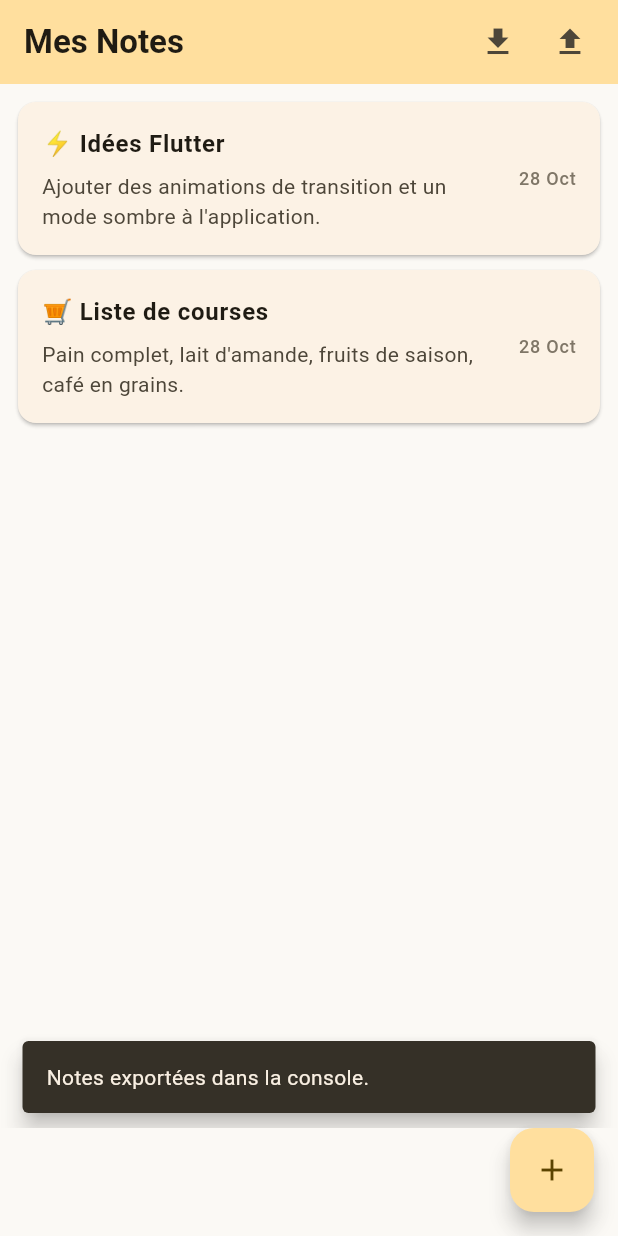
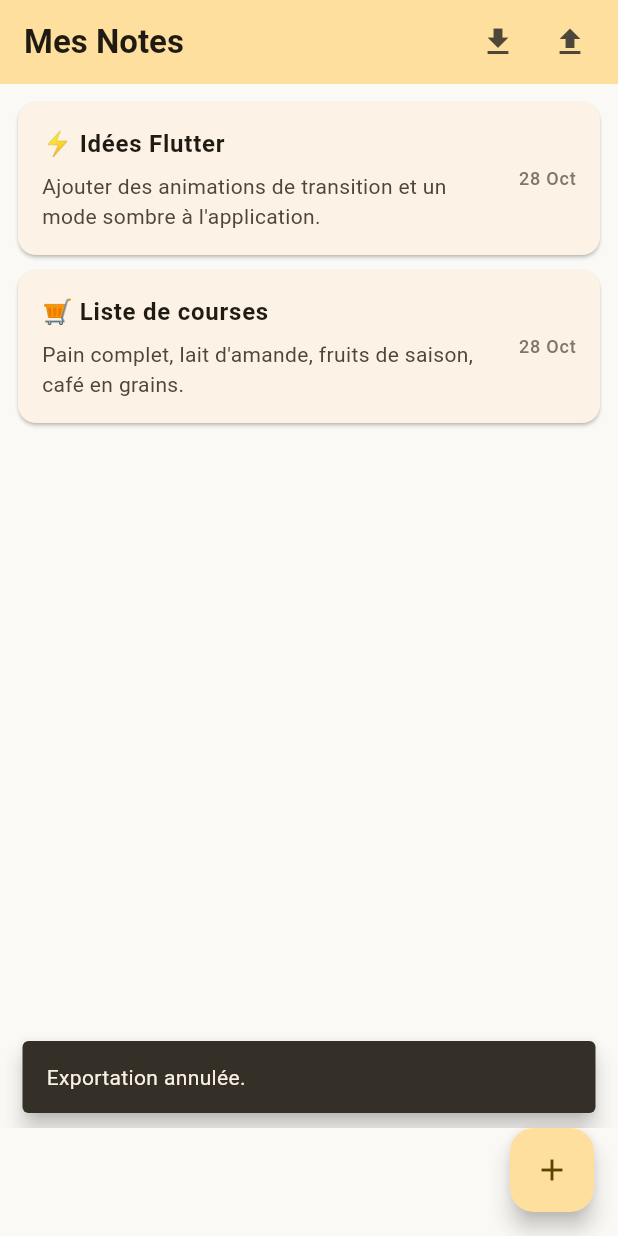
Before and after one commit to DylanMerlateau/projetApplicationMobileBlocNote, a Flutter app: the screen it shows after launch, after a tap on the "file upload" icon, on a phone screen of 412 x 824 dp. Run offline on Flutter 3.47's test engine with Material 3 defaults, Android fonts, the light colour scheme and no system bars; our stand-ins replace file_picker; missing offline and left inert: universal_html.

Commit message:
Ajout fonctionnalité d'exportation en .txt

```diff
--- a/lib/main.dart
+++ b/lib/main.dart
@@ -1,6 +1,3 @@
-import 'dart:io'; // Indispensable pour manipuler les fichiers sur Android/PC
-import 'dart:convert';
-import 'package:file_picker/file_picker.dart';
 import 'dart:convert';
 import 'package:flutter/foundation.dart';
 import 'package:flutter/material.dart';
@@ -54,7 +51,7 @@ class _NotesListScreenState extends State<NotesListScreen> {
 
   static const String _noteSeparator = "\n==================== NOTE ====================\n";
 
-  void _exportNotesAsTxt() {
+  Future<void> _exportNotesAsTxt() async {
     if (_notes.isEmpty) {
       _showSnackBar("Aucune note à exporter.");
       return;
@@ -71,24 +68,39 @@ class _NotesListScreenState extends State<NotesListScreen> {
     }
 
     String txtString = txtBuffer.toString();
+    List<int> bytes = utf8.encode(txtString);
 
     if (kIsWeb) {
-      final bytes = utf8.encode(txtString);
       final blob = html.Blob([bytes], 'text/plain');
       final url = html.Url.createObjectUrlFromBlob(blob);
       final anchor = html.AnchorElement(href: url)
         ..setAttribute("download", "mes_notes.txt")
         ..click();
       html.Url.revokeObjectUrl(url);
+      _showSnackBar("Notes téléchargées !");
     } else {
-      debugPrint("Contenu du fichier TXT :\n\$txtString");
-      _showSnackBar("Notes exportées dans la console.");
+      try {
+        String? outputFile = await FilePicker.saveFile(
+          dialogTitle: 'Choisir où enregistrer vos notes',
+          fileName: 'mes_notes.txt',
+          type: FileType.custom,
+          allowedExtensions: ['txt'],
+          bytes: Uint8List.fromList(bytes),
+        );
+
+        if (outputFile != null) {
+          _showSnackBar("Fichier enregistré avec succès !");
+        } else {
+          _showSnackBar("Exportation annulée.");
+        }
+      } catch (e) {
+        _showSnackBar("Erreur lors du choix du dossier : \$e");
+      }
     }
   }
 
   Future<void> _importNotesFromTxt() async {
     try {
-      // Sélection du fichier avec la syntaxe v12+
       List<PlatformFile> files = await FilePicker.pickFiles(
         type: FileType.custom,
         allowedExtensions: ['txt'],
@@ -96,8 +108,6 @@ class _NotesListScreenState extends State<NotesListScreen> {
 
       if (files.isNotEmpty) {
         final file = files.first;
-
-        // CORRECTION ICI : Utilisation de readAsBytes() pour lire le contenu
         final fileBytes = await file.readAsBytes();
         final fileContent = utf8.decode(fileBytes);
 
```
